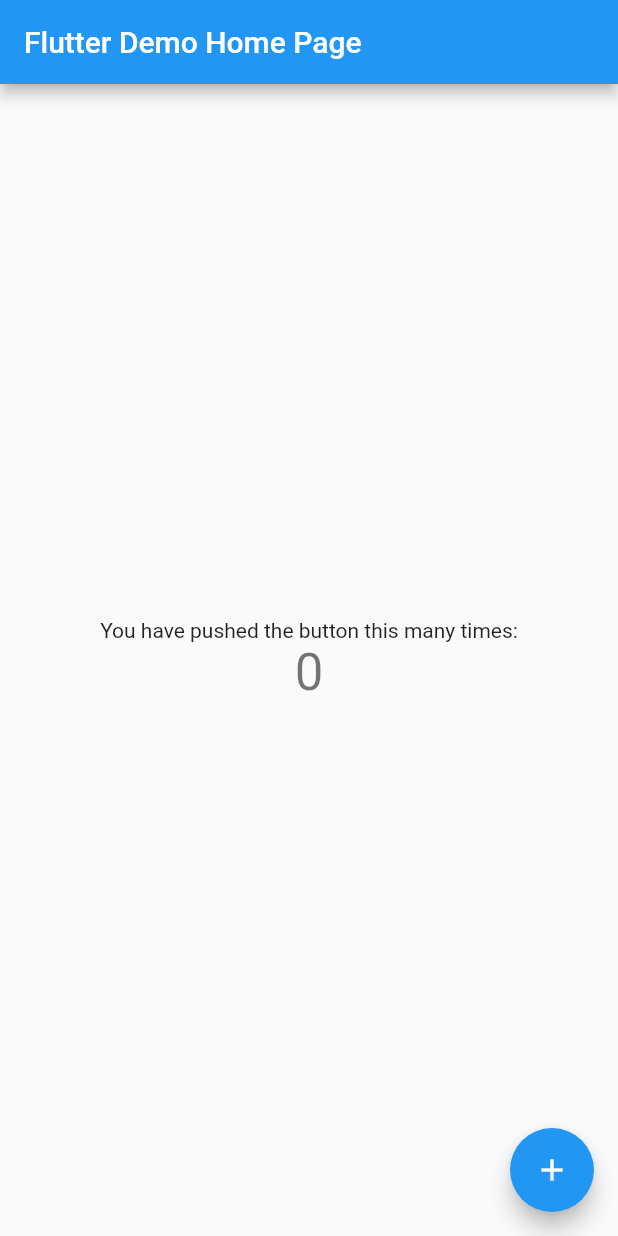
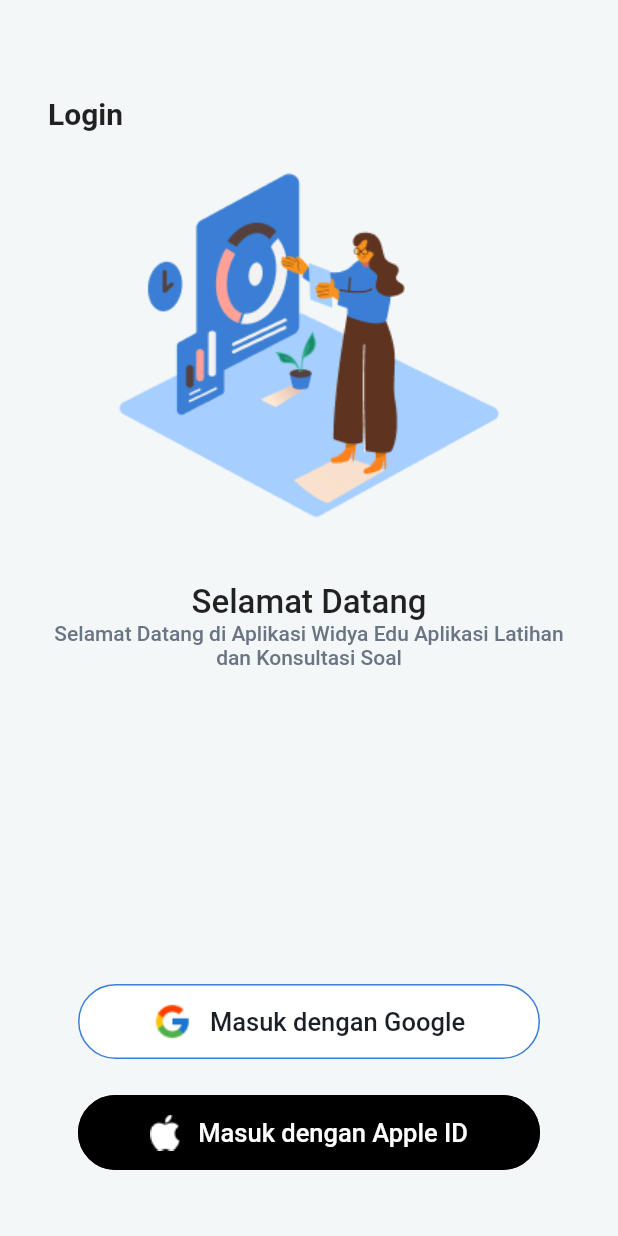
Before and after one commit to muhfauzidk/elearning_app, a Flutter app: the screen it shows after launch, on a phone screen of 412 x 824 dp. Run offline on Flutter 3.47's test engine with Material 2 defaults, Android fonts, the phone set to English and light mode, and no system bars.

Commit message:
adding splash screeen & login page

```diff
--- /dev/null
+++ b/lib/constans/R/app_colors.dart
@@ -0,0 +1,8 @@
+import 'package:flutter/material.dart';
+
+class AppColors {
+  Color primary = Color(0xff3A7FD5);
+  Color grey = Color(0xffF3F7F8);
+  Color greySubtitles = Color(0xff6A7483);
+  Color blackButtonLogin = Color(0xff1A1F26);
+}
--- /dev/null
+++ b/lib/constans/R/assets.dart
@@ -0,0 +1,6 @@
+class Assets {
+  String icSplash = "assets/auth/ic_splash.png";
+  String imgLogin = "assets/auth/img_login.png";
+  String icGoogle = "assets/auth/ic_google.png";
+  String icApple = "assets/auth/ic_apple.png";
+}
--- /dev/null
+++ b/lib/constans/R/strings.dart
@@ -0,0 +1,8 @@
+class Strings {
+  String login = "Login";
+  String welcome = "Selamat Datang";
+  String loginDescription =
+      "Selamat Datang di Aplikasi Widya Edu Aplikasi Latihan dan Konsultasi Soal";
+  String loginWithGoogle = "Masuk dengan Google";
+  String loginWithApple = "Masuk dengan Apple ID";
+}
--- /dev/null
+++ b/lib/constans/r.dart
@@ -0,0 +1,9 @@
+import 'package:elearning_app/constans/R/app_colors.dart';
+import 'package:elearning_app/constans/R/assets.dart';
+import 'package:elearning_app/constans/R/strings.dart';
+
+class R {
+  static AppColors colors = AppColors();
+  static Assets assets = Assets();
+  static Strings strings = Strings();
+}
--- a/lib/main.dart
+++ b/lib/main.dart
@@ -1,3 +1,5 @@
+import 'package:elearning_app/views/login_page.dart';
+import 'package:elearning_app/views/splash_screen.dart';
 import 'package:flutter/material.dart';
 
 void main() {
@@ -24,92 +26,12 @@ class MyApp extends StatelessWidget {
         // is not restarted.
         primarySwatch: Colors.blue,
       ),
-      home: const MyHomePage(title: 'Flutter Demo Home Page'),
+      // home: const SplashScreen(),
+      initialRoute: "/",
+      routes: {
+        "/": (context) => const SplashScreen(),
+        LoginPage.route: (context) => const LoginPage(),
+      },
     );
   }
 }
-
-class MyHomePage extends StatefulWidget {
-  const MyHomePage({super.key, required this.title});
-
-  // This widget is the home page of your application. It is stateful, meaning
-  // that it has a State object (defined below) that contains fields that affect
-  // how it looks.
-
-  // This class is the configuration for the state. It holds the values (in this
-  // case the title) provided by the parent (in this case the App widget) and
-  // used by the build method of the State. Fields in a Widget subclass are
-  // always marked "final".
-
-  final String title;
-
-  @override
-  State<MyHomePage> createState() => _MyHomePageState();
-}
-
-class _MyHomePageState extends State<MyHomePage> {
-  int _counter = 0;
-
-  void _incrementCounter() {
-    setState(() {
-      // This call to setState tells the Flutter framework that something has
-      // changed in this State, which causes it to rerun the build method below
-      // so that the display can reflect the updated values. If we changed
-      // _counter without calling setState(), then the build method would not be
-      // called again, and so nothing would appear to happen.
-      _counter++;
-    });
-  }
-
-  @override
-  Widget build(BuildContext context) {
-    // This method is rerun every time setState is called, for instance as done
-    // by the _incrementCounter method above.
-    //
-    // The Flutter framework has been optimized to make rerunning build methods
-    // fast, so that you can just rebuild anything that needs updating rather
-    // than having to individually change instances of widgets.
-    return Scaffold(
-      appBar: AppBar(
-        // Here we take the value from the MyHomePage object that was created by
-        // the App.build method, and use it to set our appbar title.
-        title: Text(widget.title),
-      ),
-      body: Center(
-        // Center is a layout widget. It takes a single child and positions it
-        // in the middle of the parent.
-        child: Column(
-          // Column is also a layout widget. It takes a list of children and
-          // arranges them vertically. By default, it sizes itself to fit its
-          // children horizontally, and tries to be as tall as its parent.
-          //
-          // Invoke "debug painting" (press "p" in the console, choose the
-          // "Toggle Debug Paint" action from the Flutter Inspector in Android
-          // Studio, or the "Toggle Debug Paint" command in Visual Studio Code)
-          // to see the wireframe for each widget.
-          //
-          // Column has various properties to control how it sizes itself and
-          // how it positions its children. Here we use mainAxisAlignment to
-          // center the children vertically; the main axis here is the vertical
-          // axis because Columns are vertical (the cross axis would be
-          // horizontal).
-          mainAxisAlignment: MainAxisAlignment.center,
-          children: <Widget>[
-            const Text(
-              'You have pushed the button this many times:',
-            ),
-            Text(
-              '$_counter',
-              style: Theme.of(context).textTheme.headline4,
-            ),
-          ],
-        ),
-      ),
-      floatingActionButton: FloatingActionButton(
-        onPressed: _incrementCounter,
-        tooltip: 'Increment',
-        child: const Icon(Icons.add),
-      ), // This trailing comma makes auto-formatting nicer for build methods.
-    );
-  }
-}
--- /dev/null
+++ b/lib/views/login_page.dart
@@ -0,0 +1,129 @@
+import 'package:flutter/material.dart';
+import 'package:flutter/src/widgets/container.dart';
+import 'package:flutter/src/widgets/framework.dart';
+
+import '../constans/r.dart';
+
+class LoginPage extends StatefulWidget {
+  const LoginPage({super.key});
+  static const String route = "login_screen";
+
+  @override
+  State<LoginPage> createState() => _LoginPageState();
+}
+
+class _LoginPageState extends State<LoginPage> {
+  @override
+  Widget build(BuildContext context) {
+    return Scaffold(
+      backgroundColor: R.colors.grey,
+      body: Padding(
+        padding: const EdgeInsets.all(32.0),
+        child: Column(
+          children: [
+            Container(
+              margin: EdgeInsets.only(top: 32),
+              child: Align(
+                alignment: Alignment.topLeft,
+                child: Text(
+                  R.strings.login,
+                  style: TextStyle(fontSize: 20, fontWeight: FontWeight.bold),
+                ),
+              ),
+            ),
+            SizedBox(height: 20),
+            Image.asset(R.assets.imgLogin),
+            SizedBox(height: 35),
+            Text(
+              R.strings.welcome,
+              style: TextStyle(
+                fontSize: 22,
+                fontWeight: FontWeight.w500,
+              ),
+            ),
+            Text(
+              R.strings.loginDescription,
+              textAlign: TextAlign.center,
+              style: TextStyle(
+                fontSize: 14,
+                fontWeight: FontWeight.w500,
+                color: R.colors.greySubtitles,
+              ),
+            ),
+            Spacer(),
+            ButtonLogin(
+              backgroundColor: Colors.white,
+              borderColor: R.colors.primary,
+              child: Row(
+                mainAxisAlignment: MainAxisAlignment.center,
+                children: [
+                  Image.asset(R.assets.icGoogle),
+                  SizedBox(width: 12),
+                  Text(
+                    R.strings.loginWithGoogle,
+                    style: TextStyle(
+                      fontSize: 17,
+                      fontWeight: FontWeight.w500,
+                      color: R.colors.blackButtonLogin,
+                    ),
+                  ),
+                ],
+              ),
+            ),
+            ButtonLogin(
+              backgroundColor: Colors.black,
+              borderColor: Colors.black,
+              child: Row(
+                mainAxisAlignment: MainAxisAlignment.center,
+                children: [
+                  Image.asset(R.assets.icApple),
+                  SizedBox(width: 12),
+                  Text(
+                    R.strings.loginWithApple,
+                    style: TextStyle(
+                      fontSize: 17,
+                      fontWeight: FontWeight.w500,
+                      color: Colors.white,
+                    ),
+                  ),
+                ],
+              ),
+            ),
+          ],
+        ),
+      ),
+    );
+  }
+}
+
+class ButtonLogin extends StatelessWidget {
+  const ButtonLogin({
+    Key? key,
+    required this.backgroundColor,
+    required this.child,
+    required this.borderColor,
+  }) : super(key: key);
+
+  final Color backgroundColor;
+  final Widget child;
+  final Color borderColor;
+
+  @override
+  Widget build(BuildContext context) {
+    return Padding(
+      padding: const EdgeInsets.symmetric(horizontal: 20, vertical: 12),
+      child: ElevatedButton(
+          style: ElevatedButton.styleFrom(
+            primary: backgroundColor,
+            elevation: 0,
+            shape: RoundedRectangleBorder(
+              borderRadius: BorderRadius.circular(25),
+              side: BorderSide(color: borderColor),
+            ),
+            fixedSize: Size(MediaQuery.of(context).size.width * 0.8, 50),
+          ),
+          onPressed: () {},
+          child: child),
+    );
+  }
+}
--- /dev/null
+++ b/lib/views/splash_screen.dart
@@ -0,0 +1,32 @@
+import 'dart:async';
+
+import 'package:elearning_app/views/login_page.dart';
+import 'package:flutter/material.dart';
+
+import '../constans/r.dart';
+
+class SplashScreen extends StatelessWidget {
+  const SplashScreen({super.key});
+  static const String route = "splash_screen";
+
+  @override
+  Widget build(BuildContext context) {
+    Timer(
+      Duration(seconds: 5),
+      () {
+        // Navigator.of(context).push(
+        //   MaterialPageRoute(builder: (context) => LoginPage()),
+        // );
+        Navigator.of(context).pushNamed(LoginPage.route);
+      },
+    );
+
+    return Scaffold(
+      // appBar: AppBar(),
+      backgroundColor: R.colors.primary,
+      body: Center(
+        child: Image.asset(R.assets.icSplash),
+      ),
+    );
+  }
+}
--- a/pubspec.yaml
+++ b/pubspec.yaml
@@ -60,9 +60,9 @@ flutter:
   uses-material-design: true
 
   # To add assets to your application, add an assets section, like this:
-  # assets:
-  #   - images/a_dot_burr.jpeg
-  #   - images/a_dot_ham.jpeg
+  assets:
+    - assets/
+    - assets/auth/
 
   # An image asset can refer to one or more resolution-specific "variants", see
   # https://flutter.dev/assets-and-images/#resolution-aware
```
Also changed, not shown: assets/auth/ic_apple.png (added), assets/auth/ic_google.png (added), assets/auth/ic_splash.png (added), assets/auth/img_login.png (added).
